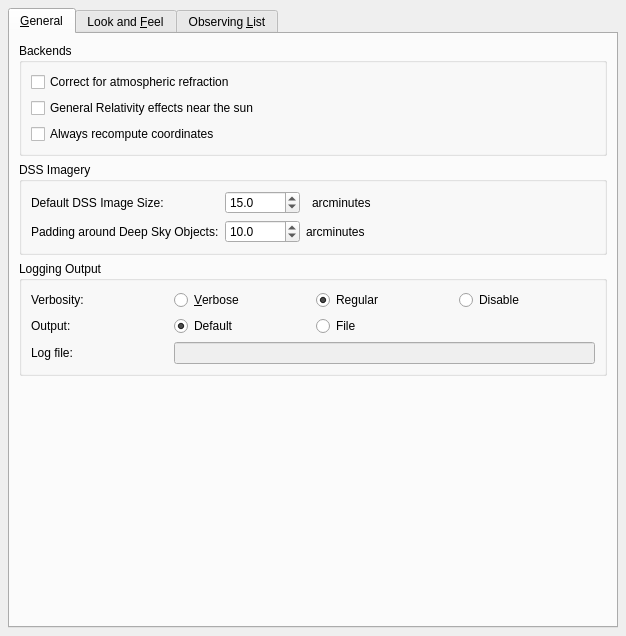
KDE/kstars, file kstars/options/opsadvanced.ui: the form before one commit.
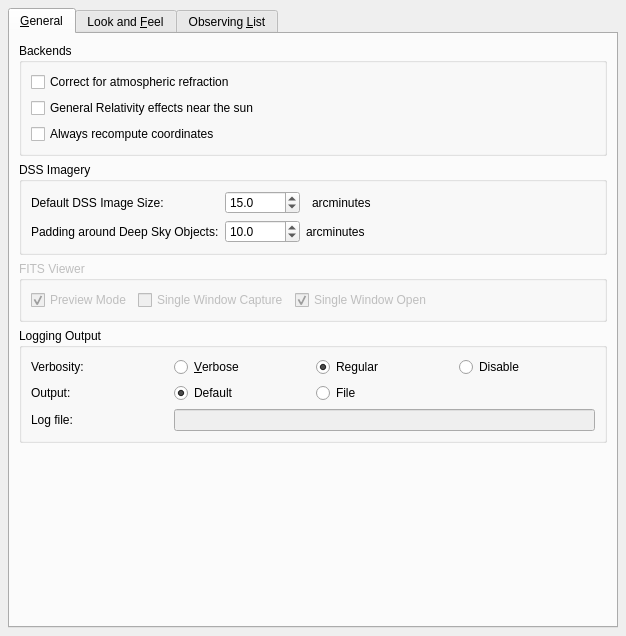
The form after the commit. Custom widgets are drawn as their Qt base class.

Commit message: Do not pass pointer for a singleton. Move FITS options from INDI to advanced. Add option for opened vs. captured single window viewer.

```diff
--- a/kstars/options/opsadvanced.ui
+++ b/kstars/options/opsadvanced.ui
@@ -177,6 +177,82 @@
          </layout>
         </widget>
        </item>
+       <item>
+        <widget class="QGroupBox" name="FITSViewerGroup">
+         <property name="enabled">
+          <bool>false</bool>
+         </property>
+         <property name="title">
+          <string>FITS Viewer</string>
+         </property>
+         <layout class="QHBoxLayout" name="horizontalLayout_2">
+          <item>
+           <widget class="QCheckBox" name="kcfg_singlePreviewFITS">
+            <property name="toolTip">
+             <string>Display all captured FITS images in a single tab instead of multiple tabs per image.</string>
+            </property>
+            <property name="statusTip">
+             <string/>
+            </property>
+            <property name="whatsThis">
+             <string/>
+            </property>
+            <property name="text">
+             <string>Preview Mode</string>
+            </property>
+            <property name="checked">
+             <bool>true</bool>
+            </property>
+           </widget>
+          </item>
+          <item>
+           <widget class="QCheckBox" name="kcfg_singleWindowCapturedFITS">
+            <property name="toolTip">
+             <string>Display captured FITS images from all cameras in a single FITS Viewer window instead of a dedicated window to each camera.</string>
+            </property>
+            <property name="whatsThis">
+             <string/>
+            </property>
+            <property name="text">
+             <string>Single Window Capture</string>
+            </property>
+            <property name="checked">
+             <bool>false</bool>
+            </property>
+           </widget>
+          </item>
+          <item>
+           <widget class="QCheckBox" name="kcfg_singleWindowOpenedFITS">
+            <property name="toolTip">
+             <string>Display opened FITS images in a single FITS Viewer window instead of a dedicated window to each file.</string>
+            </property>
+            <property name="whatsThis">
+             <string/>
+            </property>
+            <property name="text">
+             <string>Single Window Open</string>
+            </property>
+            <property name="checked">
+             <bool>true</bool>
+            </property>
+           </widget>
+          </item>
+          <item>
+           <spacer name="horizontalSpacer">
+            <property name="orientation">
+             <enum>Qt::Horizontal</enum>
+            </property>
+            <property name="sizeHint" stdset="0">
+             <size>
+              <width>40</width>
+              <height>20</height>
+             </size>
+            </property>
+           </spacer>
+          </item>
+         </layout>
+        </widget>
+       </item>
        <item>
         <widget class="QGroupBox" name="groupBox">
          <property name="title">
```
Left out of the diff: 19 changed lines with no effect on the pictures. The commit also changes 14 other files.
